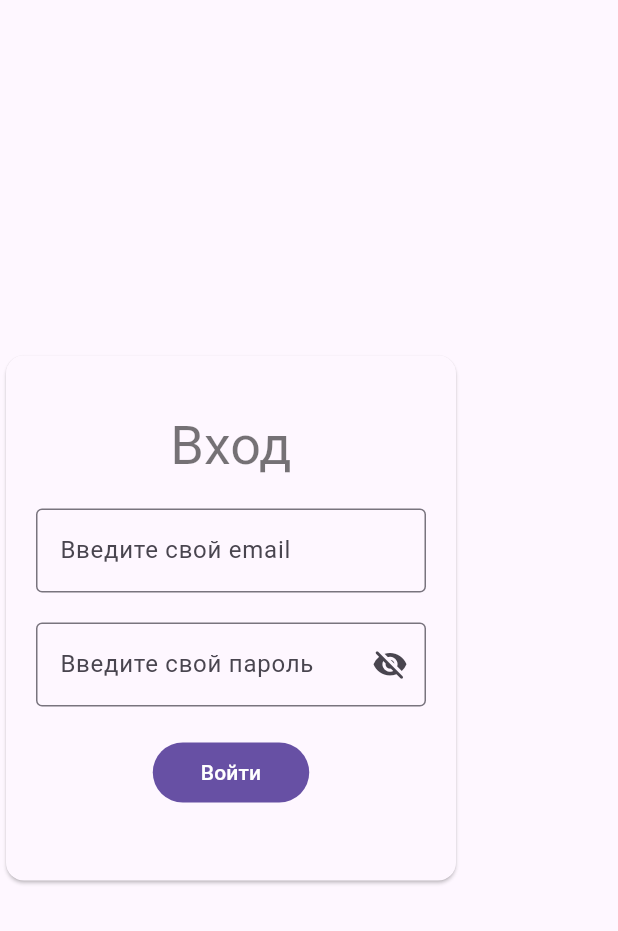
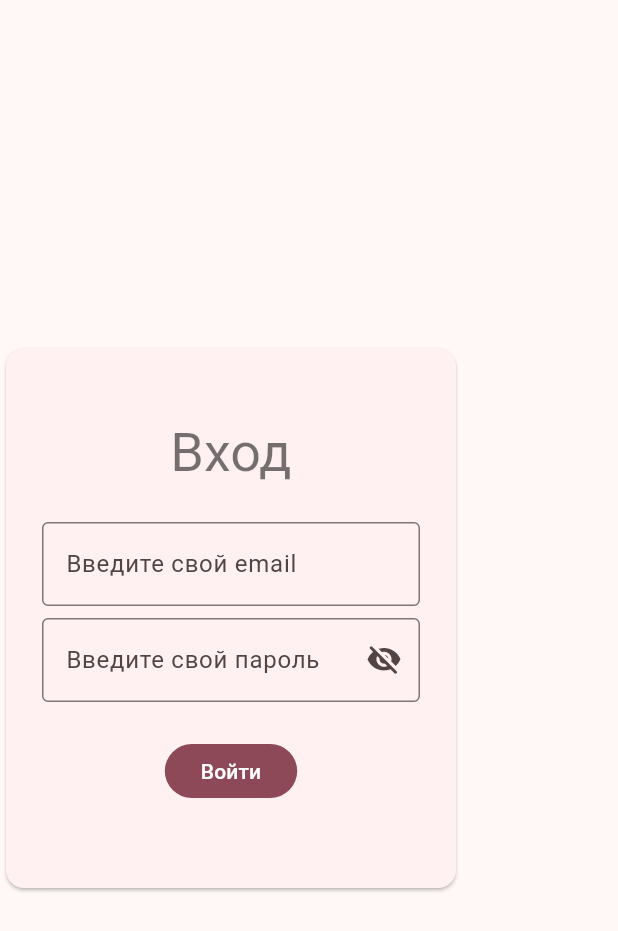
Before and after one commit to qoeru/cardswop-client, a Flutter app: the LoginWidget widget shown alone on an empty page, opened directly, on a phone screen of 412 x 824 dp. Shown: the top 931 px of the screen. Run offline on Flutter 3.47's test engine with Material 2 defaults, Android fonts, the phone set to English and light mode, and no system bars; our stand-ins replace firebase_auth, firebase_core, flutter_bloc, go_router, google_fonts, loading_animation_widget and 3 more; missing offline and left inert: domain, flutter_adaptive_scaffold; accounts and stored records are empty; generated files the repository leaves out were written again.

Commit message:
responsive now! also implemeting material3

```diff
--- a/lib/app/widgets/auth/login_widget.dart
+++ b/lib/app/widgets/auth/login_widget.dart
@@ -25,23 +25,21 @@ class _LoginWidgetState extends State<LoginWidget> {
       mainAxisAlignment: MainAxisAlignment.center,
       children: [
         Card(
-          color: Theme.of(context).colorScheme.background,
-          child: SizedBox(
-            height: 350,
+          child: Container(
+            padding: const EdgeInsets.symmetric(horizontal: 24, vertical: 48),
             width: ResponsiveBreakpoints.of(context).isDesktop ? 350 : 300,
-            child: Padding(
-              padding: EdgeInsets.all(20),
             child: Form(
               key: _formKey,
               child: Column(
                 mainAxisAlignment: MainAxisAlignment.center,
+                mainAxisSize: MainAxisSize.min,
                 children: [
                   Text(
                     'Вход',
                     style: Theme.of(context).textTheme.displaySmall,
                   ),
                   const SizedBox(
-                      height: 20,
+                    height: 24,
                   ),
                   TextFormField(
                     validator: (value) {
@@ -57,7 +55,7 @@ class _LoginWidgetState extends State<LoginWidget> {
                       labelText: 'Введите свой email',
                     ),
                   ),
-                    const SizedBox(height: 20),
+                  const SizedBox(height: 8),
                   TextFormField(
                     validator: (value) {
                       if (value == null || value.isEmpty) {
@@ -80,11 +78,11 @@ class _LoginWidgetState extends State<LoginWidget> {
                                   Icons.visibility_outlined,
                                 )
                               : const Icon(Icons.visibility_off_rounded)),
-                        border: OutlineInputBorder(),
+                      border: const OutlineInputBorder(),
                       labelText: 'Введите свой пароль',
                     ),
                   ),
-                    const SizedBox(height: 20),
+                  const SizedBox(height: 24),
                   FilledButton(
                     onPressed: () {
                       // if (_formKey.currentState!.validate()) {
@@ -92,15 +90,12 @@ class _LoginWidgetState extends State<LoginWidget> {
                       //       emailController.text, passwordController.text);
                       // }
                     },
-                      child: Padding(
-                        padding: const EdgeInsets.all(8.0),
                     child: BlocBuilder<AuthCubit, AuthState>(
                       builder: (context, state) {
                         if (state is LoginLoading) {
                           return LoadingAnimationWidget.waveDots(
-                                  color:
-                                      Theme.of(context).colorScheme.onPrimary,
-                                  size: 20);
+                              color: Theme.of(context).colorScheme.onPrimary,
+                              size: 24);
                         }
                         return const Text(
                           'Войти',
@@ -108,8 +103,7 @@ class _LoginWidgetState extends State<LoginWidget> {
                       },
                     ),
                   ),
-                    ),
-                    const SizedBox(height: 10),
+                  const SizedBox(height: 8),
                   BlocConsumer<AuthCubit, AuthState>(
                       listener: (context, state) {
                     if (state is LoggedIn ||
@@ -142,7 +136,6 @@ class _LoginWidgetState extends State<LoginWidget> {
             ),
           ),
         ),
-        ),
       ],
     );
   }
```
Also changed, not shown: lib/app/pages/unlogged_page.dart (+72 -57 lines), lib/app/widgets/auth/reg_widget.dart (+19 -12 lines), lib/config/theme.dart (+75 -38 lines). Lines whose indentation alone changed are shown as unchanged.
